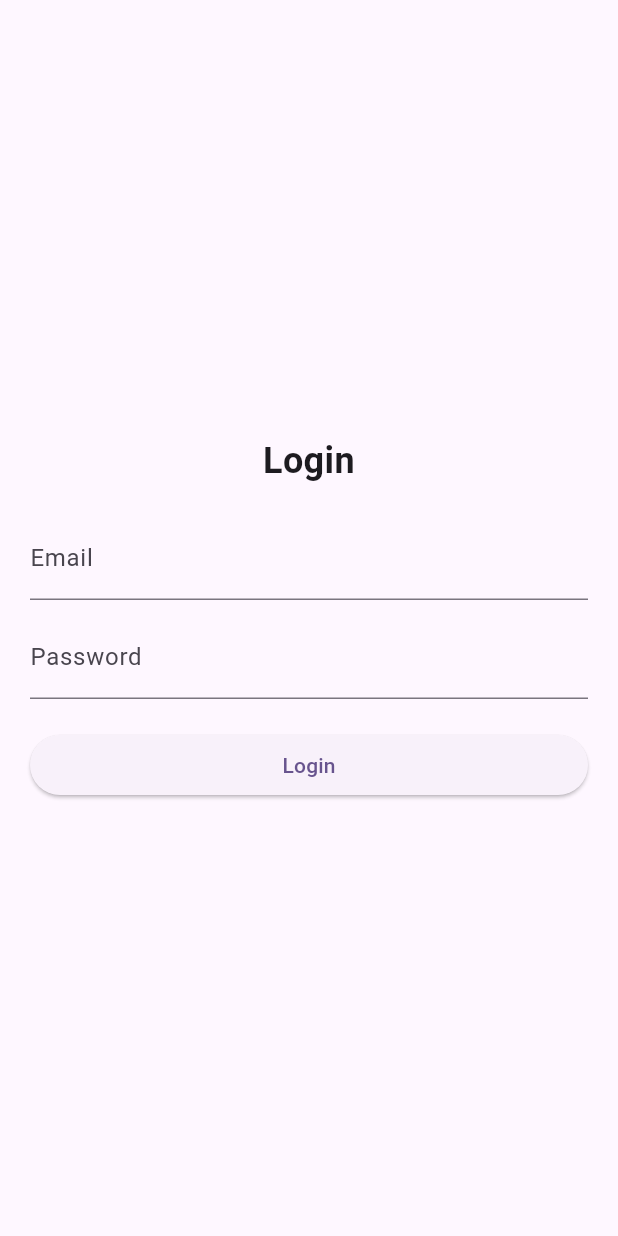
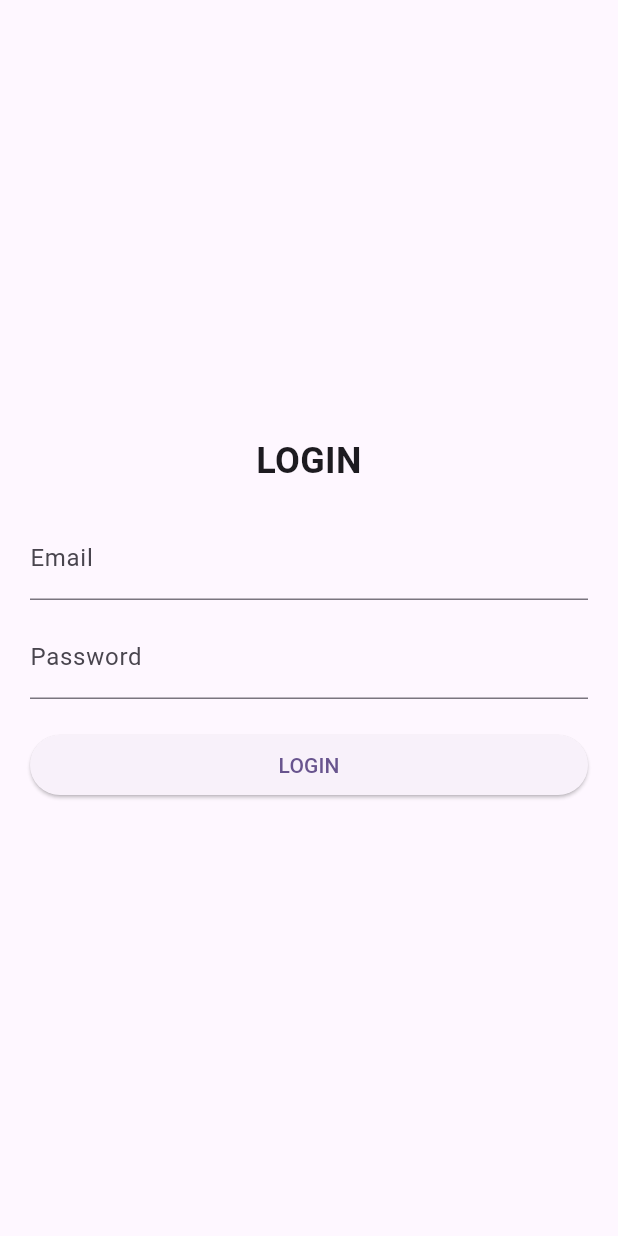
Before and after one commit to Tapendu1bakuli/MaxMobile, a Flutter app: the screen it shows after launch, on a phone screen of 412 x 824 dp. Run offline on Flutter 3.47's test engine with Material 3 defaults, Android fonts, the phone set to English and light mode, and no system bars; our stand-ins replace geocoding, geolocator, get, google_maps_flutter, image_picker, sqflite; missing offline and left inert: flutter_place_picker, google_maps_flutter_platform_interface; accounts and stored records are empty.

Commit message:
ui update commit

```diff
--- a/lib/pages/customerList.dart
+++ b/lib/pages/customerList.dart
@@ -28,7 +28,7 @@ class customerListPage extends StatelessWidget {
     return SafeArea(
       child: Scaffold(
         appBar: AppBar(
-          title: const Text('Customer List'),
+          title: const Text('Data list'),
         ),
         body: Obx(
           () {
--- a/lib/pages/loginPage.dart
+++ b/lib/pages/loginPage.dart
@@ -2,6 +2,7 @@ import 'package:flutter/material.dart';
 import 'package:get/get.dart';
 
 import '../Controller/loginController.dart';
+import '../utilis/text_utils/app_strings.dart';
 
 
 class LoginPage extends StatelessWidget {
@@ -18,9 +19,9 @@ class LoginPage extends StatelessWidget {
             mainAxisAlignment: MainAxisAlignment.center,
             crossAxisAlignment: CrossAxisAlignment.stretch,
             children: [
-              const Text(
-                'Login',
-                style: TextStyle(
+              Text(
+                AppStrings.login.tr,
+                style: const  TextStyle(
                   fontSize: 24.0,
                   fontWeight: FontWeight.bold,
                 ),
@@ -29,15 +30,15 @@ class LoginPage extends StatelessWidget {
               const SizedBox(height: 20.0),
               TextField(
                 controller: emailController,
-                decoration: const InputDecoration(
-                  labelText: 'Email',
+                decoration: InputDecoration(
+                  labelText: AppStrings.emailOnly.tr,
                 ),
               ),
               const SizedBox(height: 10.0),
               TextField(
                 controller: passwordController,
-                decoration: const InputDecoration(
-                  labelText: 'Password',
+                decoration: InputDecoration(
+                  labelText: AppStrings.password.tr,
                 ),
                 obscureText: true,
               ),
@@ -46,7 +47,7 @@ class LoginPage extends StatelessWidget {
                 onPressed: () {
                   loginController.login(emailController.text.toString(), passwordController.text.toString());
                 },
-                child: const Text('Login'),
+                child: Text(AppStrings.login.tr),
               ),
             ],
           ),
--- a/lib/utilis/text_utils/app_strings.dart
+++ b/lib/utilis/text_utils/app_strings.dart
@@ -1,7 +1,6 @@
 class AppStrings{
   //Nuritopia
-  static const String welcomeToNuritopia = "Welcome to NURITOPIA 2D";
-  static const String nuritopiaWebLink = "https://nuritopia.com/";
+  static const String welcomeToMaxMobility = "Welcome to Max Mobility";
   static const String nominatedAndWinning = "The nominated & winning videos get rewarded";
   static const String connectWithMe = "Connect with me in the Metaverse";
   static const String nickname = "Nickname";
```
Also changed, not shown: lib/pages/splashScreen.dart (+4 -3 lines).
